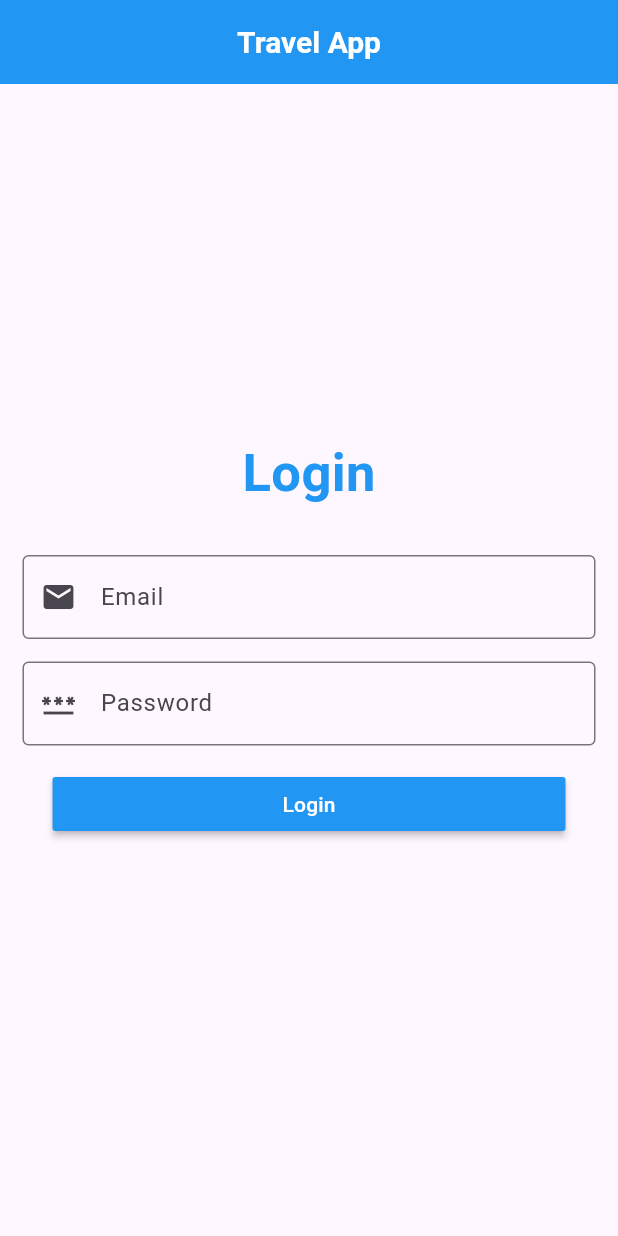
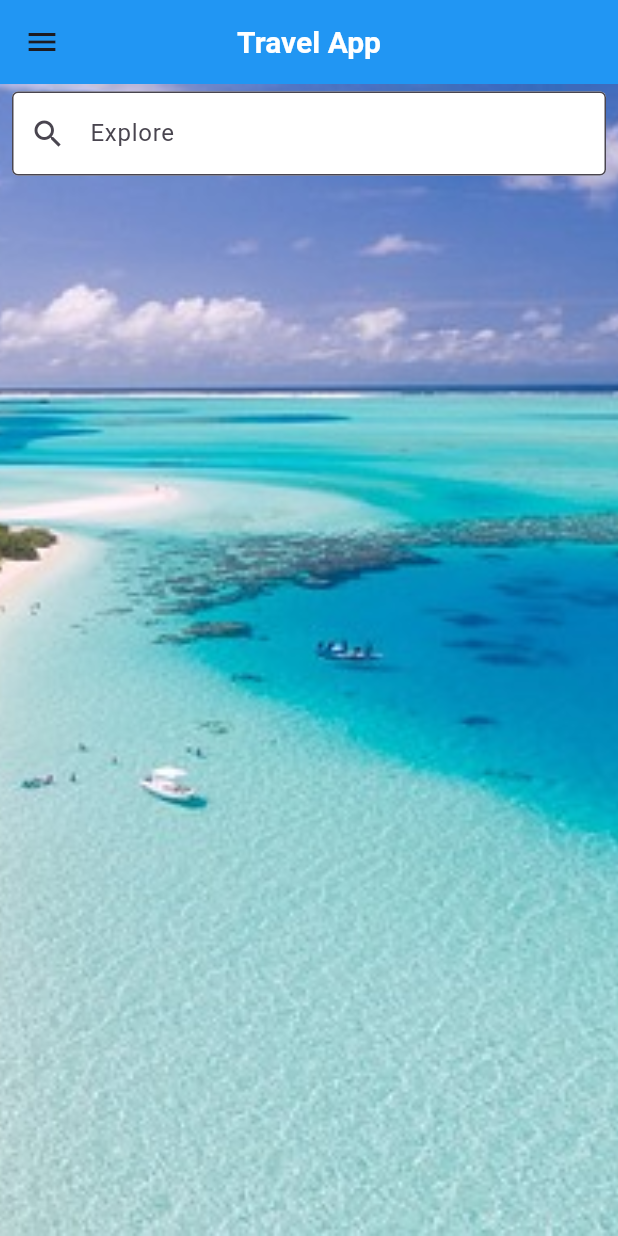
Before and after one commit to lahoylaa/Tavel-App, a Flutter app: the screen it shows after launch, after a tap on "Login", on a phone screen of 412 x 824 dp. Run offline on Flutter 3.47's test engine with Material 3 defaults, Android fonts, the phone set to English and light mode, and no system bars.

Commit message:
Added side bar functionality and Home page with search bar

```diff
--- /dev/null
+++ b/cis350_travel_app/lib/home.dart
@@ -0,0 +1,123 @@
+import 'package:flutter/material.dart';
+
+class Home extends StatefulWidget {
+  const Home({Key? key}) : super(key: key);
+
+  @override
+  _myHomeState createState() => _myHomeState();
+}
+
+class _myHomeState extends State<Home> {
+  int selectedIndex = 0;
+  static const TextStyle optionStyle =
+      TextStyle(fontSize: 30, fontWeight: FontWeight.bold);
+  static const List<Widget> widgetOptions = <Widget>[
+    Text(
+      'Index 0: Home',
+      style: optionStyle,
+    ),
+    Text(
+      'Index 1: Business',
+      style: optionStyle,
+    ),
+    Text(
+      'Index 2: School',
+      style: optionStyle,
+    ),
+  ];
+
+  void onItemTapped(int index) {
+    setState(() {
+      selectedIndex = index;
+    });
+  }
+
+  @override
+  Widget build(BuildContext context) {
+    return Scaffold(
+        appBar: AppBar(
+          title: const Text('Travel App',
+              style: TextStyle(
+                color: Colors.white,
+                fontSize: 20.0,
+                fontWeight: FontWeight.bold,
+              )),
+          backgroundColor: Colors.blue,
+          centerTitle: true,
+
+          // actions: <Widget>[
+          //   IconButton(
+          //     icon: Icon(Icons.menu),
+          //     color: Colors.white,
+          //     onPressed: (){
+          //       // Do something
+          //       Scaffold.of(context).openDrawer();
+          //     }
+          //   )
+          // ]
+          leading: Builder(
+            builder: (context) {
+              return IconButton(
+                icon: const Icon(Icons.menu),
+                onPressed: () {
+                  Scaffold.of(context).openDrawer();
+                },
+              );
+            },
+          ),
+        ),
+        drawer: Drawer(
+            child: ListView(
+          padding: EdgeInsets.zero,
+          children: [
+            const DrawerHeader(
+              decoration: BoxDecoration(
+                color: Colors.red,
+              ),
+              child: Text('Drawer Header'),
+            ),
+            ListTile(
+                title: const Text('Home'),
+                selected: selectedIndex == 0,
+                onTap: () {
+                  onItemTapped(0);
+                }),
+            ListTile(
+                title: const Text('Saved Locations'),
+                selected: selectedIndex == 1,
+                onTap: () {
+                  onItemTapped(1);
+                }),
+            ListTile(
+                title: const Text('Account Settings'),
+                selected: selectedIndex == 2,
+                onTap: () {
+                  onItemTapped(2);
+                })
+          ],
+        )),
+        body: Container(
+          decoration: BoxDecoration(
+              image: DecorationImage(
+            image: AssetImage("assets/testpic1.jpg"),
+            fit: BoxFit.cover,
+          )),
+          child: Column(
+            children: [
+              Padding(
+                padding: const EdgeInsets.symmetric(horizontal: 8, vertical: 5),
+                child: TextFormField(
+                  decoration: InputDecoration(
+                    hintText: 'Explore',
+                    border: OutlineInputBorder(),
+                    prefixIcon: Icon(Icons.search),
+                    filled: true,
+                    fillColor: Colors.white,
+                  ),
+                ),
+              )
+            ],
+          ),
+        ));
+  }
+}
--- a/cis350_travel_app/lib/main.dart
+++ b/cis350_travel_app/lib/main.dart
@@ -1,7 +1,12 @@
 import 'package:flutter/material.dart';
 
+import './home.dart';
+
 void main() {
-  runApp(const MyApp());
+  runApp(const MaterialApp(
+    title: 'Navigation Basics',
+    home: MyApp(),
+  ));
 }
 
 class MyApp extends StatefulWidget {
@@ -18,14 +23,13 @@ class _MyAppState extends State<MyApp> {
       home: Scaffold(
         appBar: AppBar(
           title: const Text('Travel App',
-          style: TextStyle(
-            color: Colors.white,
-            fontSize: 20.0,
-            fontWeight: FontWeight.bold,
-          )),
+              style: TextStyle(
+                color: Colors.white,
+                fontSize: 20.0,
+                fontWeight: FontWeight.bold,
+              )),
           backgroundColor: Colors.blue,
           centerTitle: true,
-
         ),
         body: Column(
             mainAxisAlignment: MainAxisAlignment.center,
@@ -61,7 +65,6 @@ class _MyAppState extends State<MyApp> {
                   SizedBox(
                     height: 15,
                   ),
-
                   Padding(
                     padding: const EdgeInsets.symmetric(horizontal: 15),
                     child: TextFormField(
@@ -81,13 +84,22 @@ class _MyAppState extends State<MyApp> {
                   SizedBox(
                     height: 15,
                   ),
-
                   Padding(
                     padding: const EdgeInsets.symmetric(horizontal: 35),
                     child: MaterialButton(
                       minWidth: double.infinity,
-                      onPressed: () {},
-                      child: Text('Login'),
+                      onPressed: () {
+                        Navigator.pushAndRemoveUntil(
+                          context,
+                          MaterialPageRoute(
+                            builder: (BuildContext context) {
+                              return Home();
+                            },
+                          ),
+                          (route) => false,
+                        );
+                      },
+                      child: const Text('Login'),
                       color: Colors.blue,
                       textColor: Colors.white,
                     ),
--- /dev/null
+++ b/cis350_travel_app/lib/tab.dart
@@ -0,0 +1,17 @@
+import 'package:flutter/material.dart';
+
+class Tab extends StatefulWidget{
+  const Tab({Key? key}) : super(key: key);
+
+  @override
+  _myTabState createState() => _myTabState();
+}
+
+class _myTabState extends State<Tab>{
+  @override
+  Widget build(BuildContext context){
+    return Scaffold(
+
+    );
+  }
+}
```
